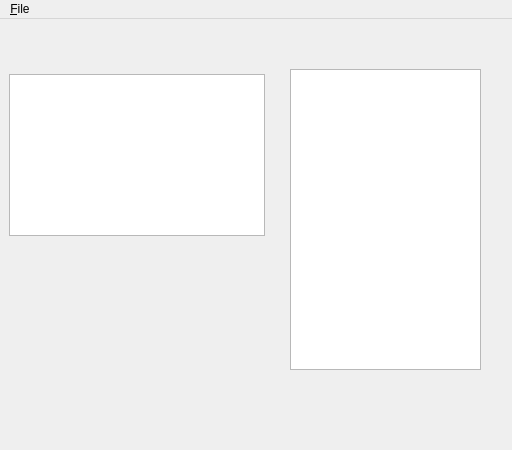
The window that QMaze/QMaze/ui/qmaze.ui (OasisGallagher/QApplication) describes before a commit, drawn with Qt 5.
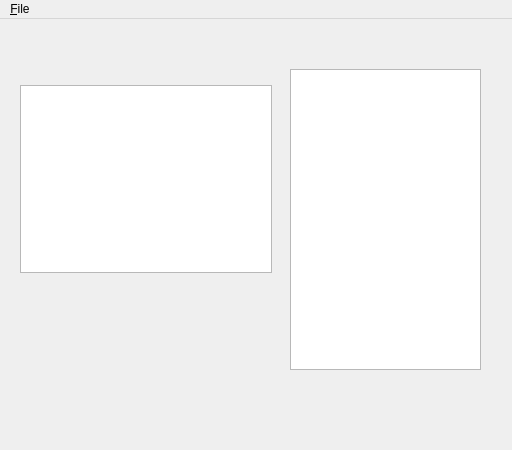
The same window after the commit. Custom widgets are drawn as their Qt base class.

Diff of the .ui file:
```diff
--- a/QMaze/QMaze/ui/qmaze.ui
+++ b/QMaze/QMaze/ui/qmaze.ui
@@ -29,8 +29,8 @@
      <rect>
       <x>9</x>
       <y>55</y>
-      <width>256</width>
-      <height>162</height>
+      <width>274</width>
+      <height>210</height>
      </rect>
     </property>
     <property name="sizePolicy">
@@ -52,18 +52,6 @@
      </size>
     </property>
     <layout class="QVBoxLayout" name="verticalLayout">
-     <property name="leftMargin">
-      <number>0</number>
-     </property>
-     <property name="topMargin">
-      <number>0</number>
-     </property>
-     <property name="rightMargin">
-      <number>0</number>
-     </property>
-     <property name="bottomMargin">
-      <number>0</number>
-     </property>
      <item>
       <widget class="QTableWidget" name="view">
        <property name="sizePolicy">
```
